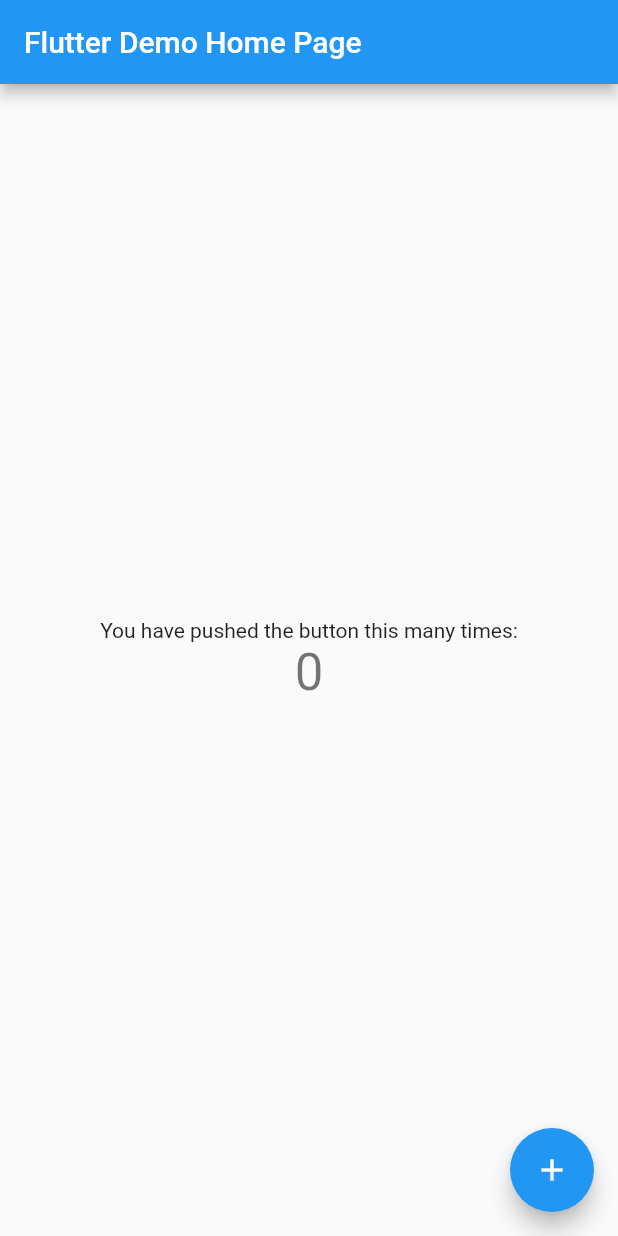
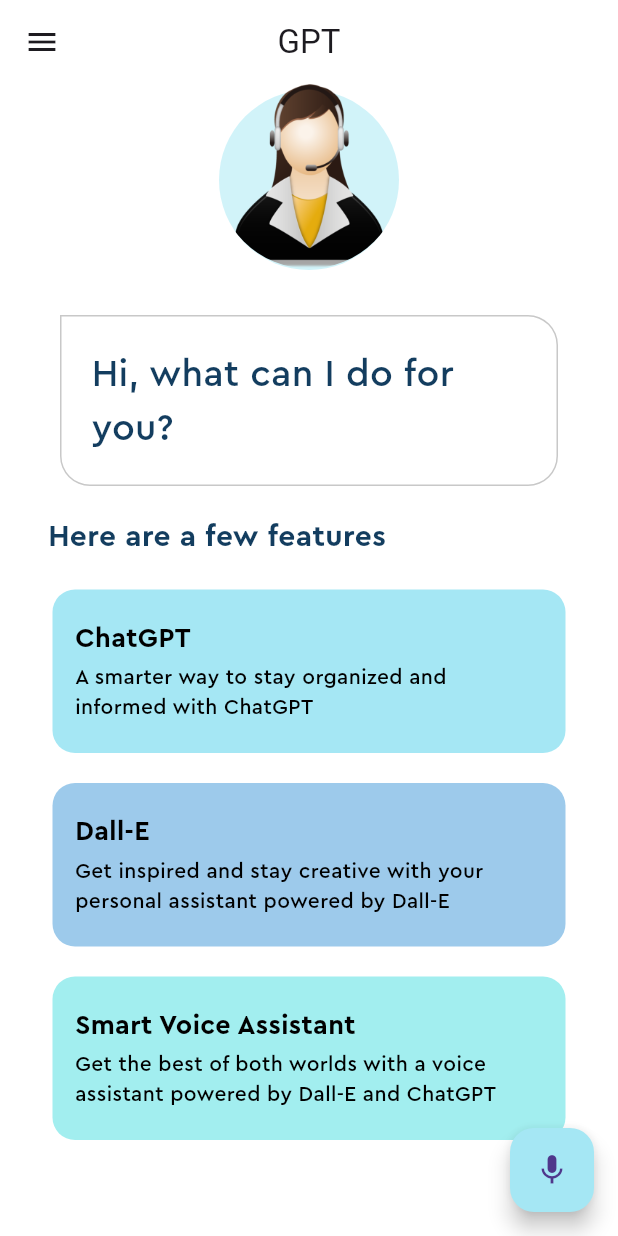
Before and after one commit to agrawalkunal2001/GPT, a Flutter app: the screen it shows after launch, on a phone screen of 412 x 824 dp. Run offline on Flutter 3.47's test engine with Material 2 defaults, Android fonts, the phone set to English and light mode, and no system bars.

Commit message:
Added UI

```diff
--- /dev/null
+++ b/lib/feature_box.dart
@@ -0,0 +1,57 @@
+import 'package:flutter/material.dart';
+import 'package:gpt/pallete.dart';
+
+class FeatureBox extends StatelessWidget {
+  final Color color;
+  final String headerText;
+  final String descriptionText;
+  const FeatureBox(
+      {super.key,
+      required this.color,
+      required this.headerText,
+      required this.descriptionText});
+
+  @override
+  Widget build(BuildContext context) {
+    return Container(
+      margin: const EdgeInsets.symmetric(horizontal: 35, vertical: 10),
+      decoration: BoxDecoration(
+        color: color,
+        borderRadius: const BorderRadius.all(
+          Radius.circular(15),
+        ),
+      ),
+      child: Padding(
+        padding: const EdgeInsets.only(top: 20, left: 15, bottom: 20),
+        child: Column(
+          children: [
+            Align(
+              alignment: Alignment.centerLeft,
+              child: Text(
+                headerText,
+                style: const TextStyle(
+                    fontFamily: "Cera Pro",
+                    color: Pallete.blackColor,
+                    fontSize: 18,
+                    fontWeight: FontWeight.bold),
+              ),
+            ),
+            const SizedBox(
+              height: 3,
+            ),
+            Padding(
+              padding: const EdgeInsets.only(right: 20),
+              child: Text(
+                descriptionText,
+                style: const TextStyle(
+                  fontFamily: "Cera Pro",
+                  color: Pallete.blackColor,
+                ),
+              ),
+            ),
+          ],
+        ),
+      ),
+    );
+  }
+}
--- /dev/null
+++ b/lib/home_page.dart
@@ -0,0 +1,111 @@
+import 'package:flutter/material.dart';
+import 'package:gpt/feature_box.dart';
+import 'package:gpt/pallete.dart';
+
+class HomePage extends StatefulWidget {
+  const HomePage({super.key});
+
+  @override
+  State<HomePage> createState() => _HomePageState();
+}
+
+class _HomePageState extends State<HomePage> {
+  @override
+  Widget build(BuildContext context) {
+    return Scaffold(
+      appBar: AppBar(
+        title: const Text(
+          "GPT",
+        ),
+        leading: const Icon(Icons.menu),
+        centerTitle: true,
+      ),
+      body: Column(
+        children: [
+          Stack(
+            children: [
+              Center(
+                child: Container(
+                  height: 120,
+                  width: 120,
+                  margin: const EdgeInsets.only(top: 4),
+                  decoration: const BoxDecoration(
+                      color: Pallete.assistantCircleColor,
+                      shape: BoxShape.circle),
+                ),
+              ),
+              Container(
+                height: 123,
+                decoration: const BoxDecoration(
+                    image: DecorationImage(
+                      image: AssetImage("assets/images/virtualAssistant.png"),
+                    ),
+                    shape: BoxShape.circle),
+              ),
+            ],
+          ),
+          Container(
+            padding: const EdgeInsets.symmetric(horizontal: 20, vertical: 10),
+            margin:
+                const EdgeInsets.symmetric(horizontal: 40).copyWith(top: 30),
+            decoration: BoxDecoration(
+              border: Border.all(color: Pallete.borderColor),
+              borderRadius:
+                  BorderRadius.circular(20).copyWith(topLeft: Radius.zero),
+            ),
+            child: const Padding(
+              padding: EdgeInsets.symmetric(vertical: 10),
+              child: Text(
+                "Hi, what can I do for you?",
+                style: TextStyle(
+                    color: Pallete.mainFontColor,
+                    fontSize: 25,
+                    fontFamily: "Cera Pro"),
+              ),
+            ),
+          ),
+          Container(
+            padding: const EdgeInsets.all(10),
+            margin: const EdgeInsets.only(top: 10, left: 22),
+            alignment: Alignment.centerLeft,
+            child: const Text(
+              "Here are a few features",
+              style: TextStyle(
+                  fontFamily: "Cera Pro",
+                  color: Pallete.mainFontColor,
+                  fontSize: 20,
+                  fontWeight: FontWeight.bold),
+            ),
+          ),
+          Column(
+            children: const [
+              FeatureBox(
+                color: Pallete.firstSuggestionBoxColor,
+                headerText: "ChatGPT",
+                descriptionText:
+                    "A smarter way to stay organized and informed with ChatGPT",
+              ),
+              FeatureBox(
+                color: Pallete.secondSuggestionBoxColor,
+                headerText: "Dall-E",
+                descriptionText:
+                    "Get inspired and stay creative with your personal assistant powered by Dall-E",
+              ),
+              FeatureBox(
+                color: Pallete.thirdSuggestionBoxColor,
+                headerText: "Smart Voice Assistant",
+                descriptionText:
+                    "Get the best of both worlds with a voice assistant powered by Dall-E and ChatGPT",
+              ),
+            ],
+          ),
+        ],
+      ),
+      floatingActionButton: FloatingActionButton(
+        onPressed: () {},
+        backgroundColor: Pallete.firstSuggestionBoxColor,
+        child: const Icon(Icons.mic),
+      ),
+    );
+  }
+}
--- a/lib/main.dart
+++ b/lib/main.dart
@@ -1,4 +1,6 @@
 import 'package:flutter/material.dart';
+import 'package:gpt/home_page.dart';
+import 'package:gpt/pallete.dart';
 
 void main() {
   runApp(const MyApp());
@@ -7,109 +9,16 @@ void main() {
 class MyApp extends StatelessWidget {
   const MyApp({super.key});
 
-  // This widget is the root of your application.
   @override
   Widget build(BuildContext context) {
     return MaterialApp(
-      title: 'Flutter Demo',
-      theme: ThemeData(
-        // This is the theme of your application.
-        //
-        // Try running your application with "flutter run". You'll see the
-        // application has a blue toolbar. Then, without quitting the app, try
-        // changing the primarySwatch below to Colors.green and then invoke
-        // "hot reload" (press "r" in the console where you ran "flutter run",
-        // or simply save your changes to "hot reload" in a Flutter IDE).
-        // Notice that the counter didn't reset back to zero; the application
-        // is not restarted.
-        primarySwatch: Colors.blue,
+      debugShowCheckedModeBanner: false,
+      theme: ThemeData.light(useMaterial3: true).copyWith(
+        scaffoldBackgroundColor: Pallete.whiteColor,
+        appBarTheme: const AppBarTheme(backgroundColor: Pallete.whiteColor),
       ),
-      home: const MyHomePage(title: 'Flutter Demo Home Page'),
+      title: 'GPT',
+      home: const HomePage(),
     );
   }
 }
-
-class MyHomePage extends StatefulWidget {
-  const MyHomePage({super.key, required this.title});
-
-  // This widget is the home page of your application. It is stateful, meaning
-  // that it has a State object (defined below) that contains fields that affect
-  // how it looks.
-
-  // This class is the configuration for the state. It holds the values (in this
-  // case the title) provided by the parent (in this case the App widget) and
-  // used by the build method of the State. Fields in a Widget subclass are
-  // always marked "final".
-
-  final String title;
-
-  @override
-  State<MyHomePage> createState() => _MyHomePageState();
-}
-
-class _MyHomePageState extends State<MyHomePage> {
-  int _counter = 0;
-
-  void _incrementCounter() {
-    setState(() {
-      // This call to setState tells the Flutter framework that something has
-      // changed in this State, which causes it to rerun the build method below
-      // so that the display can reflect the updated values. If we changed
-      // _counter without calling setState(), then the build method would not be
-      // called again, and so nothing would appear to happen.
-      _counter++;
-    });
-  }
-
-  @override
-  Widget build(BuildContext context) {
-    // This method is rerun every time setState is called, for instance as done
-    // by the _incrementCounter method above.
-    //
-    // The Flutter framework has been optimized to make rerunning build methods
-    // fast, so that you can just rebuild anything that needs updating rather
-    // than having to individually change instances of widgets.
-    return Scaffold(
-      appBar: AppBar(
-        // Here we take the value from the MyHomePage object that was created by
-        // the App.build method, and use it to set our appbar title.
-        title: Text(widget.title),
-      ),
-      body: Center(
-        // Center is a layout widget. It takes a single child and positions it
-        // in the middle of the parent.
-        child: Column(
-          // Column is also a layout widget. It takes a list of children and
-          // arranges them vertically. By default, it sizes itself to fit its
-          // children horizontally, and tries to be as tall as its parent.
-          //
-          // Invoke "debug painting" (press "p" in the console, choose the
-          // "Toggle Debug Paint" action from the Flutter Inspector in Android
-          // Studio, or the "Toggle Debug Paint" command in Visual Studio Code)
-          // to see the wireframe for each widget.
-          //
-          // Column has various properties to control how it sizes itself and
-          // how it positions its children. Here we use mainAxisAlignment to
-          // center the children vertically; the main axis here is the vertical
-          // axis because Columns are vertical (the cross axis would be
-          // horizontal).
-          mainAxisAlignment: MainAxisAlignment.center,
-          children: <Widget>[
-            const Text(
-              'You have pushed the button this many times:',
-            ),
-            Text(
-              '$_counter',
-              style: Theme.of(context).textTheme.headlineMedium,
-            ),
-          ],
-        ),
-      ),
-      floatingActionButton: FloatingActionButton(
-        onPressed: _incrementCounter,
-        tooltip: 'Increment',
-        child: const Icon(Icons.add),
-      ), // This trailing comma makes auto-formatting nicer for build methods.
-    );
-  }
-}
--- /dev/null
+++ b/lib/pallete.dart
@@ -0,0 +1,13 @@
+import 'package:flutter/material.dart';
+
+class Pallete {
+  static const Color mainFontColor = Color.fromRGBO(19, 61, 95, 1);
+  static const Color firstSuggestionBoxColor = Color.fromRGBO(165, 231, 244, 1);
+  static const Color secondSuggestionBoxColor =
+      Color.fromRGBO(157, 202, 235, 1);
+  static const Color thirdSuggestionBoxColor = Color.fromRGBO(162, 238, 239, 1);
+  static const Color assistantCircleColor = Color.fromRGBO(209, 243, 249, 1);
+  static const Color borderColor = Color.fromRGBO(200, 200, 200, 1);
+  static const Color blackColor = Colors.black;
+  static const Color whiteColor = Colors.white;
+}
```
Also changed, not shown: pubspec.yaml (+9 -14 lines), assets/fonts/Cera-Pro-Bold.otf (added), assets/fonts/Cera-Pro-Medium.otf (added), assets/images/virtualAssistant.png (added), 3 other files.
